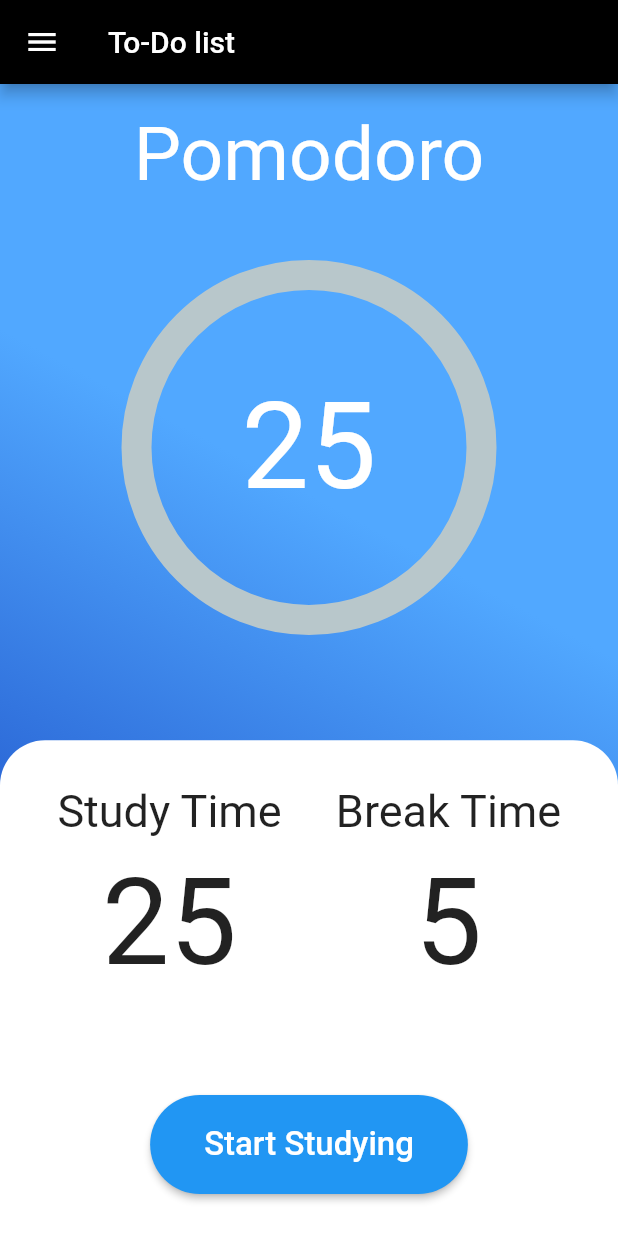
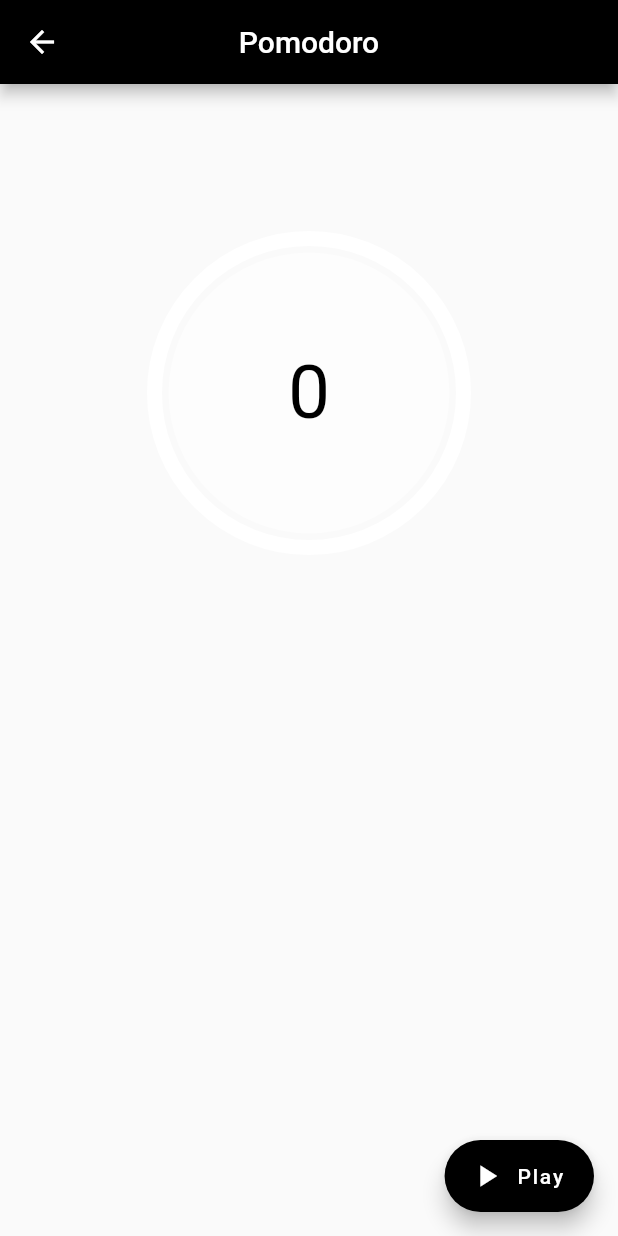
Before and after one commit to eashaankar/TimeDoist, a Flutter app: the NavDrawer widget shown alone on an empty page, opened directly, after a tap on "Pomodoro", on a phone screen of 412 x 824 dp. Run offline on Flutter 3.47's test engine with Material 2 defaults, Android fonts, the phone set to English and light mode, and no system bars; drawn by our look-alikes of circular_countdown_timer, percent_indicator; our stand-ins replace firebase_core, firebase_database, rflutter_alert; accounts and stored records are empty.

Commit message:
updated Pomodoro timer page

```diff
--- a/lib/Pomodoro.dart
+++ b/lib/Pomodoro.dart
@@ -1,187 +1,95 @@
 import 'dart:async';
 import 'package:flutter/cupertino.dart';
 import 'package:flutter/material.dart';
-import 'package:percent_indicator/circular_percent_indicator.dart';
 import 'package:flutter/widgets.dart';
-import 'package:to_do_list/Widgets.dart';
+import 'package:circular_countdown_timer/circular_countdown_timer.dart';
+import 'package:rflutter_alert/rflutter_alert.dart';
 
-void main() => runApp(
-    MaterialApp(
+void main() => runApp(MyApp());
+
+class MyApp extends StatelessWidget {
+  @override
+  Widget build(BuildContext context) {
+    return MaterialApp(
       debugShowCheckedModeBanner: false,
-      home: CountDownTimer(),
-    )
+      home: DemoApp(),
+      theme: ThemeData.dark(),
     );
-
-class CountDownTimer extends StatefulWidget {
-  @override
-  _CountDownTimerState createState() => _CountDownTimerState();
+  }
 }
 
-class _CountDownTimerState extends State<CountDownTimer> {
-  double percent = 0;
-  static int TimeInMinut = 25;
-  int TimeInSec = TimeInMinut * 60;
-  late Timer timer;
-  void _StartTimer(){
-    TimeInMinut = 25;
-    int Time = TimeInSec;
-    double SecPercent = (Time/100) ;
-    print(SecPercent);
-    timer = Timer.periodic(Duration(seconds: 1), (timer){
-      setState(() {
-        if(Time >0){
-          Time--;
-          if(Time % 60 == 0){
-            TimeInMinut--;
-          }
-          if(Time% SecPercent == 0){
-            if(percent <1){
-              percent+=0.01;
-            }else{
-              percent = 1;
+class DemoApp extends StatefulWidget {
+  @override
+  _DemoAppState createState() => _DemoAppState();
 }
 
-          }
-        }else{
-          percent = 0;
-          TimeInMinut = 25;
-          timer.cancel();
+class _DemoAppState extends State<DemoApp> {
 
-        }
-      });
-    });
-  }
+  CountDownController _controller = CountDownController();
+  bool _isPause = true;
 
   @override
   Widget build(BuildContext context) {
-    return SafeArea(
-      child: Scaffold(
-        drawer: NavDrawer(),
+    return Scaffold(
       appBar: AppBar(
-            title: Text('To-Do list')),
-        backgroundColor: Colors.white,
-        body: Container(
-            decoration: BoxDecoration(
-                gradient: LinearGradient(
-                    colors: [Color(0xFF1542BF),Color(0xFF51A8FF)],
-                    begin: FractionalOffset(0.5,1)
-                )
+        title: Text('Pomodoro'),
+        centerTitle: true,
       ),
-            width: double.infinity,
-            child: Column(
-              mainAxisAlignment: MainAxisAlignment.start,
-              crossAxisAlignment: CrossAxisAlignment.center,
-              children: <Widget>[
-                Padding(
-                  padding: const EdgeInsets.only(top:18.0),
-                  child: Text(
-                    "Pomodoro",
-                    style: TextStyle(
+      body: Column(
+        children: [
+          Center(
+            child: CircularCountDownTimer(
+              width: MediaQuery.of(context).size.width / 2,
+              height: MediaQuery.of(context).size.height / 2,
+              duration: 1500,
+              initialDuration: 0,
+              fillColor: Colors.black54,
+              ringColor: Colors.white,
+              controller: _controller,
+              backgroundColor: Colors.white54,
+              strokeWidth: 10.0,
+              strokeCap: StrokeCap.round,
+              isTimerTextShown: true,
+              isReverse: false,
+              autoStart: false,
+              onComplete: (){
+                Alert(
+                    context: context,
+                    title: 'Done',
+                    style: AlertStyle(
+                      isCloseButton: true,
+                      isButtonVisible: false,
+                      titleStyle: TextStyle(
                         color: Colors.white,
-                        fontSize: 50.0
-                    ),
-                  ),
-                ),
-                Expanded(
-                  child: CircularPercentIndicator(
-                    percent: percent,
-                    animation: true,
-                    lineWidth: 20.0,
-                    circularStrokeCap: CircularStrokeCap.round,
-                    reverse: false,
-                    animateFromLastPercent: true,
-                    radius: 250.0,
-                    progressColor: Colors.white,
-                    center: Text(
-                      "$TimeInMinut",
-                      style: TextStyle(
-                        color: Colors.white,
-                        fontSize: 80.0,
-                      ),
-                    ),
-                  ),
-                ),
-
-                SizedBox(height: 30.0,),
-                Expanded(
-                  child: Container(
-                      width: double.infinity,
-                      decoration: BoxDecoration(
-                          color: Colors.white,
-                          borderRadius: BorderRadius.only(topLeft:Radius.circular(30.0),topRight: Radius.circular(30.0))
-                      ),
-                      child: Padding(
-                        padding: const EdgeInsets.only(top: 30.0, left: 20.0, right: 20.0),
-                        child: Column(
-                          children: <Widget>[
-                            Expanded(
-                              child: Row(
-                                children: <Widget>[
-                                  Expanded(
-                                    child:  Column(
-                                      children: <Widget>[
-                                        Text(
-                                          "Study Time",
-                                          style: TextStyle(
                         fontSize: 30.0,
                       ),
                     ),
-                                        SizedBox(height: 10.0,),
-                                        Text(
-                                          "25",
-                                          style: TextStyle(
-                                              fontSize: 80.0
-                                          ),
-                                        )
-                                      ],
-                                    ),
-                                  ),
-                                  Expanded(
-                                    child:  Column(
-                                      children: <Widget>[
-                                        Text(
-                                          "Break Time",
-                                          style: TextStyle(
-                                            fontSize: 30.0,
-                                          ),
-                                        ),
-                                        SizedBox(height: 10.0,),
-                                        Text(
-                                          "5",
-                                          style: TextStyle(
-                                              fontSize: 80.0
-                                          ),
-                                        )
-                                      ],
-                                    ),
-                                  ),
-
-                                ],
-                              ),
-                            ),
-                            Padding(
-                              padding: EdgeInsets.symmetric(vertical: 28.0),
-                              child: RaisedButton(
-                                color: Colors.blue,
-                                shape:RoundedRectangleBorder(
-                                  borderRadius: BorderRadius.circular(100.0),
-                                ),
-                                child: Padding(
-                                  padding: EdgeInsets.all(20.0),
-                                  child: Text("Start Studying", style: TextStyle(color:Colors.white,fontSize: 22.0),),
-                                ),
-                                onPressed: _StartTimer,
+                    type: AlertType.success
+                ).show();
+              },
+              textStyle: TextStyle(fontSize: 50.0,color: Colors.black),
             ),
           ),
         ],
       ),
-                      )
-                  ),
-                )
+      floatingActionButton:
+      FloatingActionButton.extended(
+        backgroundColor: Colors.black,
+        hoverColor: Colors.black54,
+        onPressed: (){
+          setState(() {
+            if(_isPause){
+              _isPause = false;
+              _controller.resume();
+            }else{
+              _isPause = true;
+              _controller.pause();
+            }
+          });
+        },
 
-              ],
-            ),
-          ),
+        icon: Icon(_isPause ? Icons.play_arrow : Icons.pause),
+        label: Text(_isPause ? 'Play' : 'Pause'),
       ),
     );
   }
--- a/lib/Widgets.dart
+++ b/lib/Widgets.dart
@@ -41,7 +41,7 @@ class NavDrawer extends StatelessWidget {
               Navigator.push(
                 context,
                 MaterialPageRoute(
-                    builder: (context) => CountDownTimer()),
+                    builder: (context) => DemoApp()),
               );
             }
           ),
--- a/pubspec.yaml
+++ b/pubspec.yaml
@@ -33,6 +33,8 @@ dependencies:
   intl: ^0.16.1
   filter_list: ^1.0.0
   percent_indicator: ^2.1.5
+  rflutter_alert: ^1.0.8
+  circular_countdown_timer: ^0.2.0
 
 dev_dependencies:
   flutter_test:
```
Also changed, not shown: pubspec.lock. Lines whose indentation alone changed are shown as unchanged.
